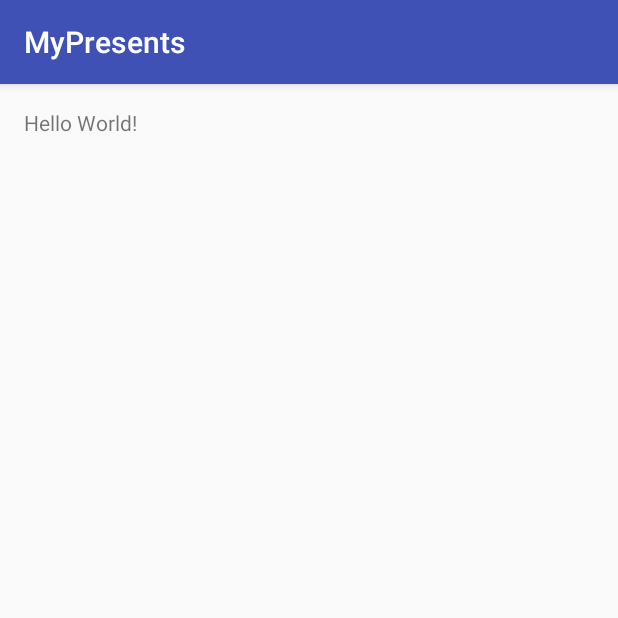
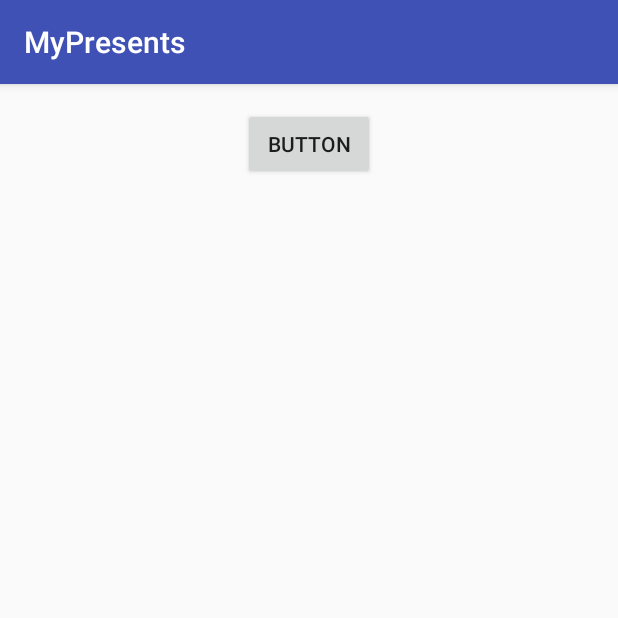
Before and after one commit to paszzsap/MyPresents, an Android app: the screen it shows after launch (MainActivity), on a phone screen of 412 x 824 dp, the top half of it. Run offline under Robolectric (Android 15) with nearby library versions, the phone set to English and light mode, and no system bars.

Commit message:
Add new button and delete TexztView

```diff
--- a/app/src/main/res/layout/main.xml
+++ b/app/src/main/res/layout/main.xml
@@ -10,8 +10,11 @@
     android:paddingTop="@dimen/activity_vertical_margin"
     tools:context="com.sarnavsky.pasz.mypresents.MainActivity">
 
-    <TextView
+    <Button
+        android:text="Button"
         android:layout_width="wrap_content"
         android:layout_height="wrap_content"
-        android:text="Hello World!" />
+        android:layout_alignParentTop="true"
+        android:layout_centerHorizontal="true"
+        android:id="@+id/button" />
 </RelativeLayout>
```
